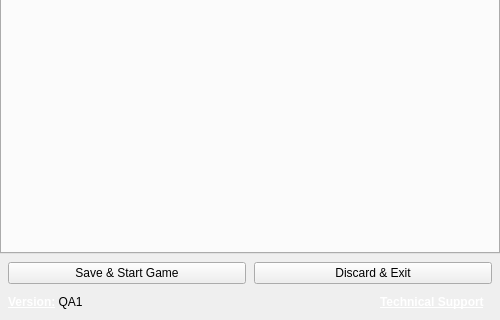
Before: the Qt Designer form src/launcherwindow.ui in CommitteeOfZero/realboot, drawn with Qt 5; both pictures show x 0 to 500 and y 260 to 580 of the 500 by 580 pixel window.
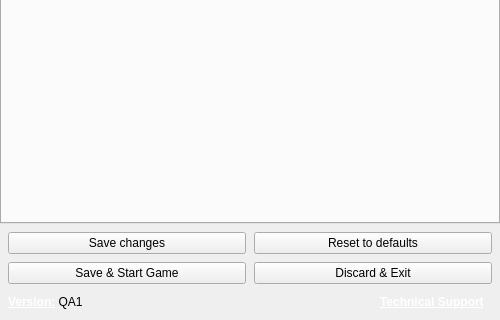
After: the same form once the commit is applied. Icons and pictures are not drawn.

Commit message: save/reset buttons

The edit to the form file:
```diff
--- a/src/launcherwindow.ui
+++ b/src/launcherwindow.ui
@@ -86,14 +86,10 @@
         </widget>
        </item>
        <item>
-        <widget class="QTabWidget" name="tabWidget">
-        </widget>
+        <widget class="QTabWidget" name="tabWidget"/>
        </item>
        <item>
-        <layout class="QHBoxLayout" name="primaryButtonsLayout">
-         <property name="spacing">
-          <number>8</number>
-         </property>
+        <layout class="QGridLayout" name="primaryButtonsLayout">
          <property name="leftMargin">
           <number>8</number>
          </property>
@@ -103,20 +99,34 @@
          <property name="rightMargin">
           <number>8</number>
          </property>
-         <item>
+         <item row="0" column="0">
+          <widget class="QPushButton" name="saveButton">
+           <property name="text">
+            <string>Save changes</string>
+           </property>
+          </widget>
+         </item>
+         <item row="1" column="0">
           <widget class="QPushButton" name="startButton">
            <property name="text">
             <string>Save &amp;&amp; Start Game</string>
            </property>
           </widget>
          </item>
-         <item>
+         <item row="1" column="1">
           <widget class="QPushButton" name="cancelButton">
            <property name="text">
             <string>Discard &amp;&amp; Exit</string>
            </property>
           </widget>
          </item>
+         <item row="0" column="1">
+          <widget class="QPushButton" name="resetButton">
+           <property name="text">
+            <string>Reset to defaults</string>
+           </property>
+          </widget>
+         </item>
         </layout>
        </item>
        <item>
```
Left out of the diff: 7 changed lines with no effect on the pictures. The commit also changes 9 other files.
